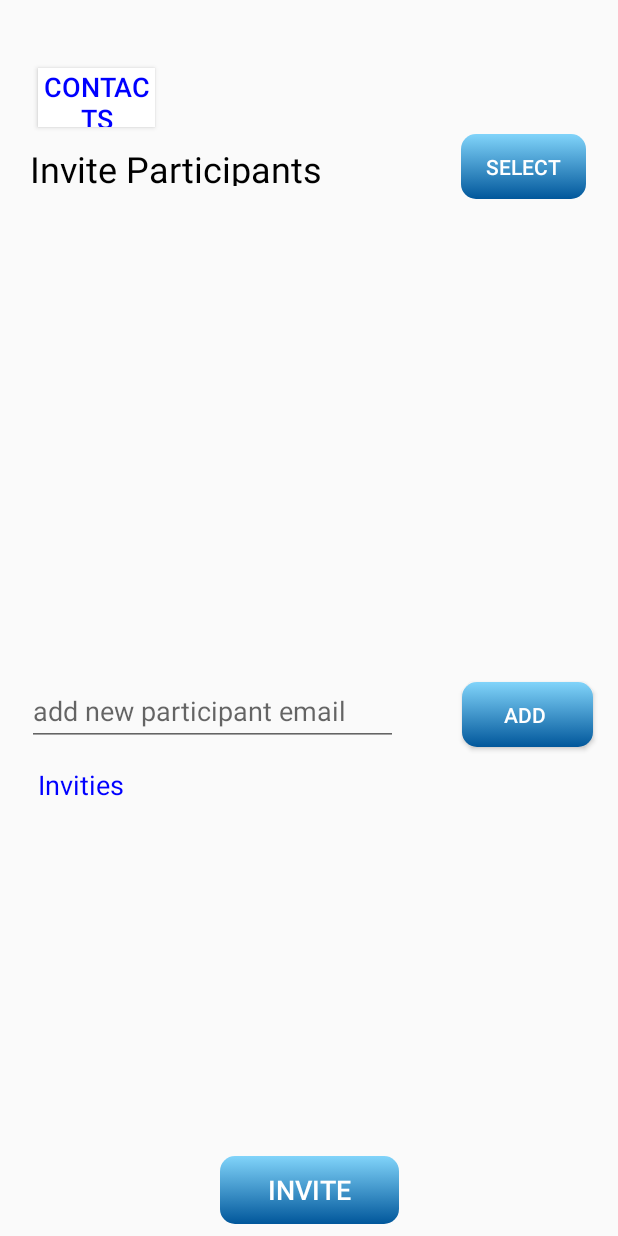
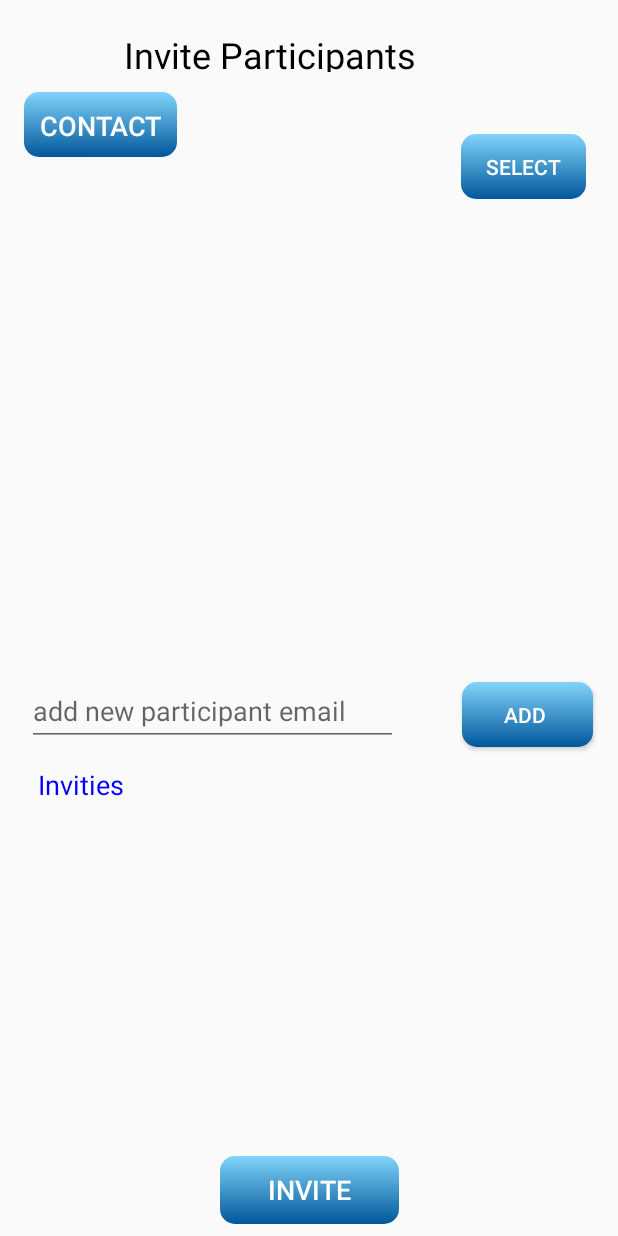
Before and after one commit to chashikajw/Hudl, an Android app: the AddParticipants screen opened directly, with no data from a screen before it, after a tap on "SELECT", on a phone screen of 412 x 824 dp. Run offline under Robolectric (Android 15) with nearby library versions, the phone set to English and light mode, and no system bars; our stand-ins replace Firebase (no records; nobody signed in at launch, a user with empty details on screens opened directly); 2 statements that could not run were skipped.

Commit message:
bug fix timer

```diff
--- a/app/src/main/java/hudlmo/interfaces/createMeeting/AddParticipants.java
+++ b/app/src/main/java/hudlmo/interfaces/createMeeting/AddParticipants.java
@@ -319,7 +319,7 @@ public class AddParticipants extends AppCompatActivity implements View.OnClickLi
 
             intent.putExtra(Intent.EXTRA_EMAIL, to);
             intent.putExtra(Intent.EXTRA_SUBJECT, "Meeting Invitation");
-            intent.putExtra(Intent.EXTRA_TEXT, group_name + "\n" + description_ + "\n" + date_text + "\n" + time_text);
+            intent.putExtra(Intent.EXTRA_TEXT, "hudle" + "\n" +  "group meeting" + "\n" + "2017/12/11" + "\n" + "09:30");
             intent.setType("message/rfc822");
             startActivity(Intent.createChooser(intent, "Send Email"));
 
--- a/app/src/main/java/hudlmo/interfaces/createMeeting/CreateMeeting.java
+++ b/app/src/main/java/hudlmo/interfaces/createMeeting/CreateMeeting.java
@@ -132,7 +132,7 @@ public class CreateMeeting extends AppCompatActivity implements View.OnClickList
                     case 12:months="Dec";break;
 
                 }
-                String date =months + " " + day + " ," + year;
+                String date =months + " " + day + ", " + year;
                 dateText.setText(date);
 
 
@@ -176,7 +176,7 @@ public class CreateMeeting extends AppCompatActivity implements View.OnClickList
                 String description_ = description.getText().toString().trim();
                 date_text = dateText.getText().toString().trim();
                 time_text = timeText.getText().toString().trim();
-                String duration_ = duration.getText().toString().trim();
+                //String duration_ = duration.getText().toString().trim();
                 roomId = Integer.toString((int) System.currentTimeMillis());
                 String initatorID = mAuth.getCurrentUser().getUid();
 
@@ -321,26 +321,20 @@ public class CreateMeeting extends AppCompatActivity implements View.OnClickList
         }
  /*       if (v==timeButton){
             java.util.Calendar cal = java.util.Calendar.getInstance();
-
             int hour=cal.get(java.util.Calendar.HOUR);
             int miniutes=cal.get(java.util.Calendar.MINUTE);
             //int day=cal.get(java.util.Calendar.DAY_OF_MONTH);
-
             DatePickerDialog dialog=new DatePickerDialog(CreateMeeting.this,android.R.style.Theme_Holo_Dialog_MinWidth,
                     mTimeSetListener,hour,miniutes);
-
             dialog.getWindow().setBackgroundDrawable(new ColorDrawable(Color.TRANSPARENT));
             dialog.show();
-
         }
-
 */
 /*        //set calender to find time
         if (v==timeButton){
             final Calendar c = Calendar.getInstance ();
             hour = c.get ( Calendar.HOUR_OF_DAY );
             minutes = c.get(Calendar.MINUTE);
-
             TimePickerDialog timePickerDialog = new TimePickerDialog ( this, new TimePickerDialog.OnTimeSetListener () {
                 @Override
                 public void onTimeSet(TimePicker view, int hourOfDay, int minute) {
--- a/app/src/main/res/layout/activity_add_participants.xml
+++ b/app/src/main/res/layout/activity_add_participants.xml
@@ -11,23 +11,23 @@
 
     <Button
         android:id="@+id/contactButton"
-        android:layout_width="78dp"
-        android:layout_height="39dp"
+        android:layout_width="102dp"
+        android:layout_height="43dp"
         android:layout_marginBottom="8dp"
         android:layout_marginLeft="8dp"
         android:layout_marginRight="8dp"
         android:layout_marginTop="8dp"
 
         android:text="Contacts"
-        android:textColor="#0000ff"
+        android:textColor="#fff"
         android:textSize="18sp"
         app:layout_constraintBottom_toBottomOf="parent"
-        app:layout_constraintHorizontal_bias="0.054"
+        app:layout_constraintHorizontal_bias="0.027"
         app:layout_constraintLeft_toLeftOf="parent"
         app:layout_constraintRight_toRightOf="parent"
         app:layout_constraintTop_toTopOf="parent"
-        app:layout_constraintVertical_bias="0.049"
-        android:background="@android:color/background_light"
+        app:layout_constraintVertical_bias="0.07"
+        android:background="@drawable/colorbutton"
         android:onClick="check"
         tools:ignore="MissingConstraints" />
 
@@ -45,11 +45,11 @@
         android:textSize="24sp"
         app:layout_constraintBottom_toBottomOf="parent"
 
-        app:layout_constraintHorizontal_bias="0.062"
+        app:layout_constraintHorizontal_bias="0.378"
         app:layout_constraintLeft_toLeftOf="parent"
         app:layout_constraintRight_toRightOf="parent"
         app:layout_constraintTop_toTopOf="parent"
-        app:layout_constraintVertical_bias="0.113" />
+        app:layout_constraintVertical_bias="0.015" />
 
 
     <Button
```
